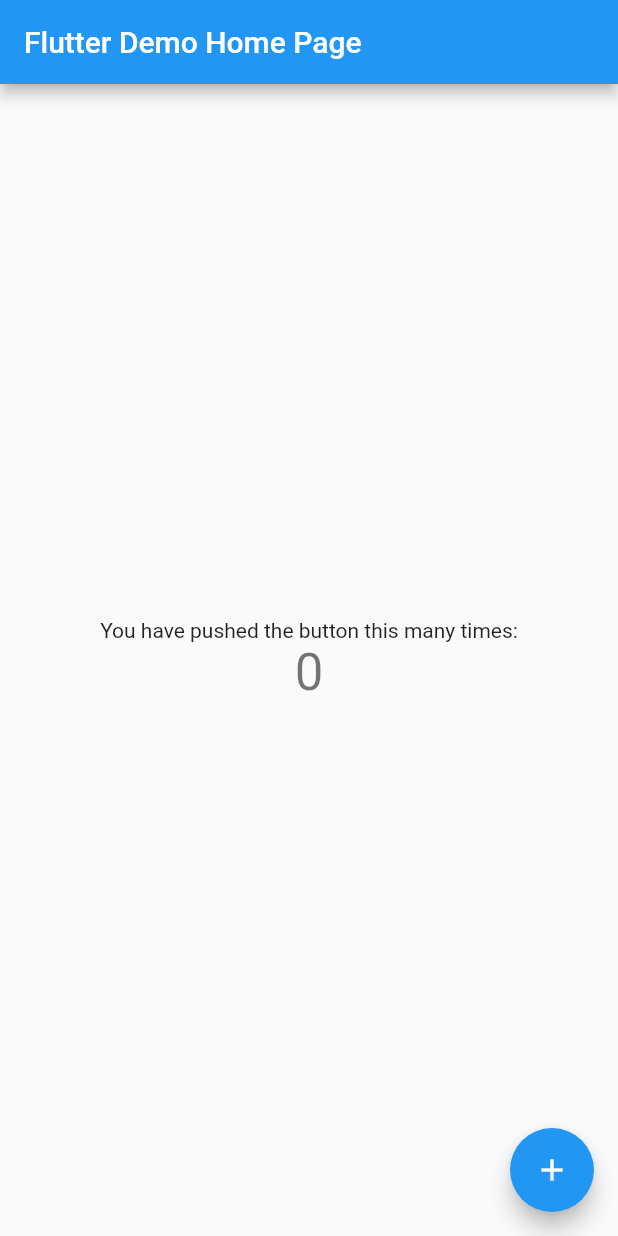
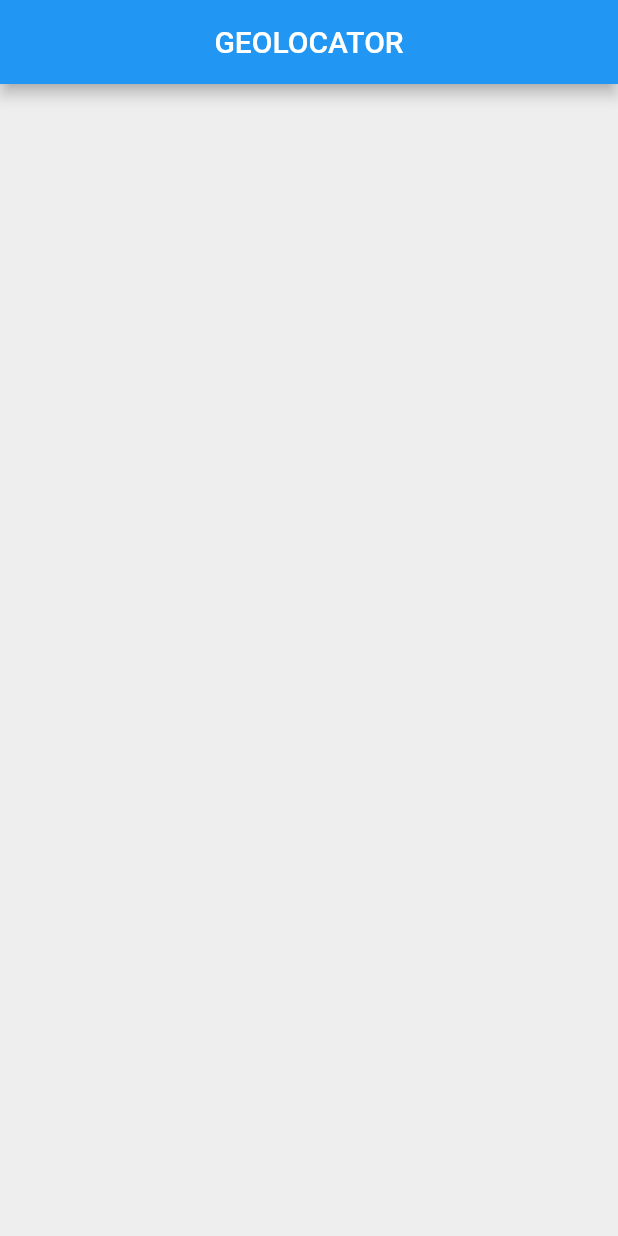
Before and after one commit to CesarPaulo7/Sig-Project, a Flutter app: the screen it shows after launch, on a phone screen of 412 x 824 dp. Run offline on Flutter 3.47's test engine with Material 2 defaults, Android fonts, the light colour scheme and no system bars; our stand-ins replace latlong2.

Commit message:
PAULO MAPAS 11/06/23

```diff
--- a/lib/main.dart
+++ b/lib/main.dart
@@ -1,4 +1,5 @@
 import 'package:flutter/material.dart';
+import 'package:sig_project/screens/map_page.dart';
 
 void main() {
   runApp(const MyApp());
@@ -11,105 +12,16 @@
   @override
   Widget build(BuildContext context) {
     return MaterialApp(
+      debugShowCheckedModeBanner: false,
       title: 'Flutter Demo',
-      theme: ThemeData(
-        // This is the theme of your application.
-        //
-        // Try running your application with "flutter run". You'll see the
-        // application has a blue toolbar. Then, without quitting the app, try
-        // changing the primarySwatch below to Colors.green and then invoke
-        // "hot reload" (press "r" in the console where you ran "flutter run",
-        // or simply save your changes to "hot reload" in a Flutter IDE).
-        // Notice that the counter didn't reset back to zero; the application
-        // is not restarted.
-        primarySwatch: Colors.blue,
+      initialRoute: 'map_page',
+      routes: {
+        'map_page':(context) => MapPage(),
+      },
+
+      theme: ThemeData.dark().copyWith(
+        scaffoldBackgroundColor: Colors.grey[200]
       ),
-      home: const MyHomePage(title: 'Flutter Demo Home Page'),
     );
   }
 }
-
-class MyHomePage extends StatefulWidget {
-  const MyHomePage({super.key, required this.title});
-
-  // This widget is the home page of your application. It is stateful, meaning
-  // that it has a State object (defined below) that contains fields that affect
-  // how it looks.
-
-  // This class is the configuration for the state. It holds the values (in this
-  // case the title) provided by the parent (in this case the App widget) and
-  // used by the build method of the State. Fields in a Widget subclass are
-  // always marked "final".
-
-  final String title;
-
-  @override
-  State<MyHomePage> createState() => _MyHomePageState();
-}
-
-class _MyHomePageState extends State<MyHomePage> {
-  int _counter = 0;
-
-  void _incrementCounter() {
-    setState(() {
-      // This call to setState tells the Flutter framework that something has
-      // changed in this State, which causes it to rerun the build method below
-      // so that the display can reflect the updated values. If we changed
-      // _counter without calling setState(), then the build method would not be
-      // called again, and so nothing would appear to happen.
-      _counter++;
-    });
-  }
-
-  @override
-  Widget build(BuildContext context) {
-    // This method is rerun every time setState is called, for instance as done
-    // by the _incrementCounter method above.
-    //
-    // The Flutter framework has been optimized to make rerunning build methods
-    // fast, so that you can just rebuild anything that needs updating rather
-    // than having to individually change instances of widgets.
-    return Scaffold(
-      appBar: AppBar(
-        // Here we take the value from the MyHomePage object that was created by
-        // the App.build method, and use it to set our appbar title.
-        title: Text(widget.title),
-      ),
-      body: Center(
-        // Center is a layout widget. It takes a single child and positions it
-        // in the middle of the parent.
-        child: Column(
-          // Column is also a layout widget. It takes a list of children and
-          // arranges them vertically. By default, it sizes itself to fit its
-          // children horizontally, and tries to be as tall as its parent.
-          //
-          // Invoke "debug painting" (press "p" in the console, choose the
-          // "Toggle Debug Paint" action from the Flutter Inspector in Android
-          // Studio, or the "Toggle Debug Paint" command in Visual Studio Code)
-          // to see the wireframe for each widget.
-          //
-          // Column has various properties to control how it sizes itself and
-          // how it positions its children. Here we use mainAxisAlignment to
-          // center the children vertically; the main axis here is the vertical
-          // axis because Columns are vertical (the cross axis would be
-          // horizontal).
-          mainAxisAlignment: MainAxisAlignment.center,
-          children: <Widget>[
-            const Text(
-              'You have pushed the button this many times:',
-            ),
-            Text(
-              '$_counter',
-              style: Theme.of(context).textTheme.headlineMedium,
-            ),
-          ],
-        ),
-      ),
-      floatingActionButton: FloatingActionButton(
-        onPressed: _incrementCounter,
-        tooltip: 'Increment',
-        child: const Icon(Icons.add),
-      ), // This trailing comma makes auto-formatting nicer for build methods.
-    );
-  }
-}
--- /dev/null
+++ b/lib/screens/map_page.dart
@@ -0,0 +1,18 @@
+import 'package:flutter/material.dart';
+import 'package:flutter/src/widgets/framework.dart';
+import 'package:flutter/src/widgets/placeholder.dart';
+
+class MapPage extends StatelessWidget {
+  const MapPage({super.key});
+
+  @override
+  Widget build(BuildContext context) {
+    return Scaffold(
+      appBar: AppBar(
+        title: Text('GEOLOCATOR'),
+        backgroundColor: Colors.blue,
+        centerTitle: true,
+      ),
+    );
+  }
+}
```
Also changed, not shown: lib/class/map_marker.dart (added, +71 -0 lines).
